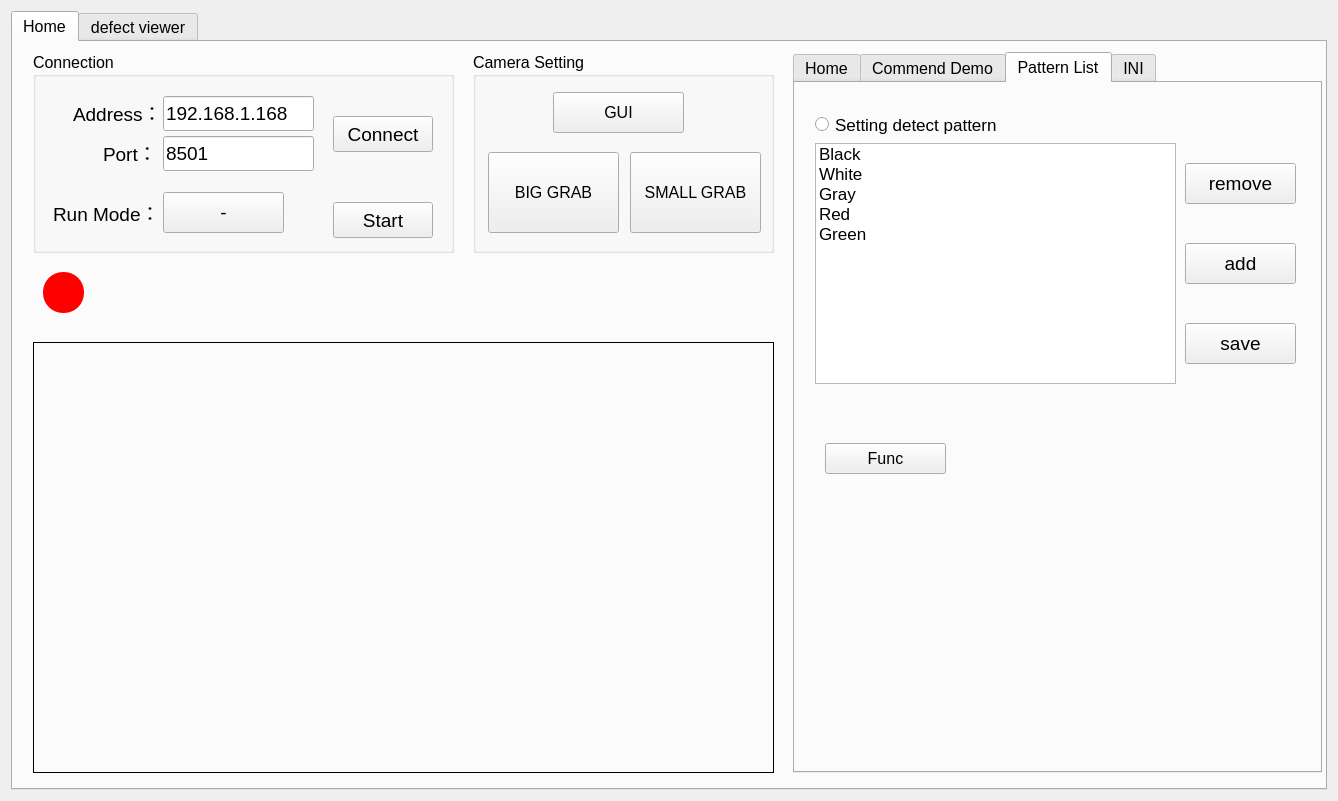
Above: widget.ui from hsinying-tsai/CT2 before the change. Below: the same form after it.
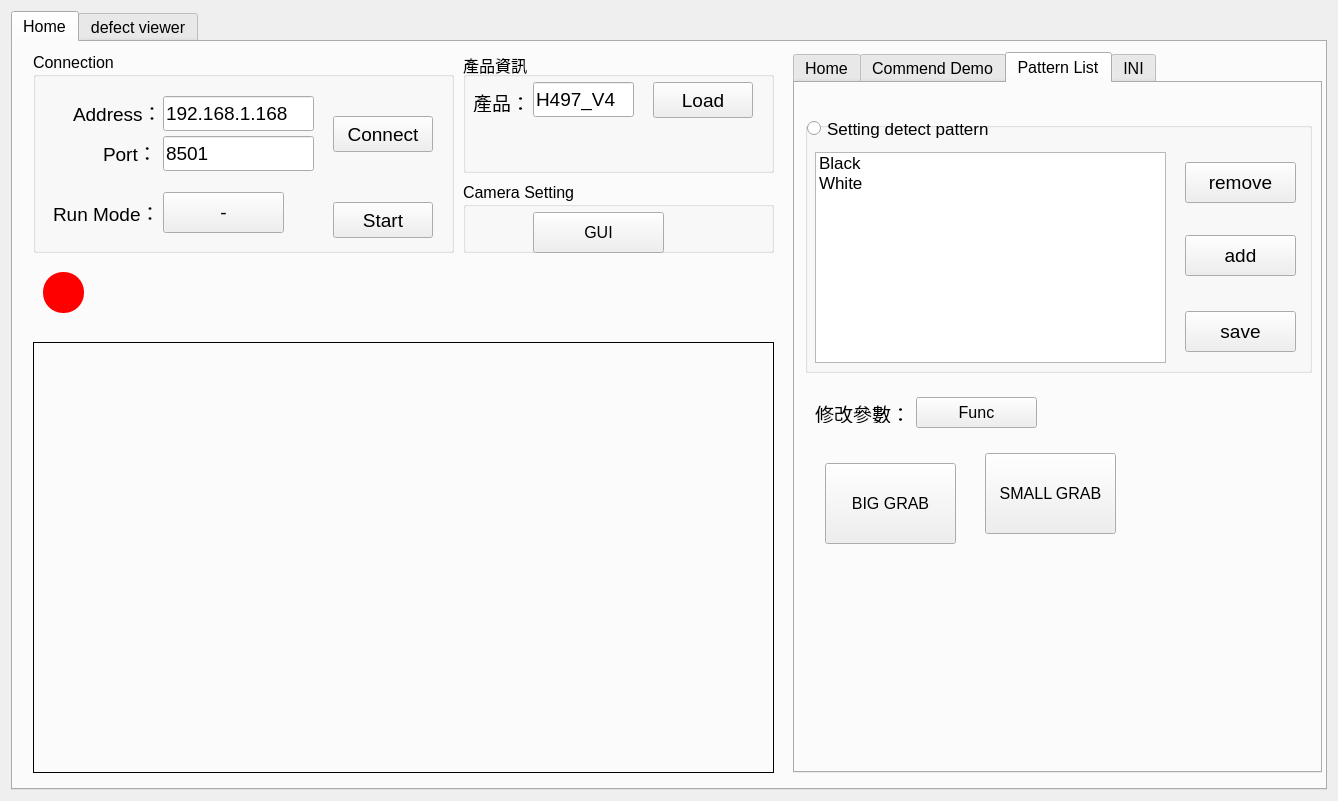
That is the form after the change. Custom widgets are drawn as their Qt base class.

What changed in the file:
```diff
--- a/widget.ui
+++ b/widget.ui
@@ -771,11 +771,31 @@
         <attribute name="title">
          <string>Pattern List</string>
         </attribute>
-        <widget class="QPushButton" name="puB_add">
+        <widget class="QGroupBox" name="groupBox">
          <property name="geometry">
           <rect>
-           <x>390</x>
-           <y>160</y>
+           <x>10</x>
+           <y>39</y>
+           <width>507</width>
+           <height>251</height>
+          </rect>
+         </property>
+         <property name="font">
+          <font>
+           <stylestrategy>NoAntialias</stylestrategy>
+          </font>
+         </property>
+         <property name="styleSheet">
+          <string notr="true">groupBox-&gt;setStyleSheet(&quot;background-color: transparent;&quot;); </string>
+         </property>
+         <property name="title">
+          <string/>
+         </property>
+         <widget class="QPushButton" name="puB_save">
+          <property name="geometry">
+           <rect>
+            <x>380</x>
+            <y>189</y>
            <width>111</width>
            <height>41</height>
           </rect>
@@ -783,19 +803,39 @@
          <property name="font">
           <font>
            <pointsize>14</pointsize>
+            <stylestrategy>PreferDefault</stylestrategy>
           </font>
          </property>
          <property name="text">
-          <string>add</string>
+           <string>save</string>
+          </property>
+         </widget>
+         <widget class="QPushButton" name="puB_remove">
+          <property name="geometry">
+           <rect>
+            <x>380</x>
+            <y>40</y>
+            <width>111</width>
+            <height>41</height>
+           </rect>
+          </property>
+          <property name="font">
+           <font>
+            <pointsize>14</pointsize>
+            <stylestrategy>PreferDefault</stylestrategy>
+           </font>
+          </property>
+          <property name="text">
+           <string>remove</string>
          </property>
         </widget>
         <widget class="QListWidget" name="list_Pattern">
          <property name="geometry">
           <rect>
-           <x>20</x>
-           <y>60</y>
-           <width>361</width>
-           <height>241</height>
+            <x>10</x>
+            <y>30</y>
+            <width>351</width>
+            <height>211</height>
           </rect>
          </property>
          <property name="sizePolicy">
@@ -807,6 +847,7 @@
          <property name="font">
           <font>
            <pointsize>13</pointsize>
+            <stylestrategy>PreferDefault</stylestrategy>
           </font>
          </property>
          <property name="dragEnabled">
@@ -846,27 +887,12 @@
            <set>ItemIsSelectable|ItemIsEditable|ItemIsDragEnabled|ItemIsUserCheckable|ItemIsEnabled</set>
           </property>
          </item>
-         <item>
-          <property name="text">
-           <string>Gray</string>
-          </property>
-         </item>
-         <item>
-          <property name="text">
-           <string>Red</string>
-          </property>
-         </item>
-         <item>
-          <property name="text">
-           <string>Green</string>
-          </property>
-         </item>
-        </widget>
-        <widget class="QPushButton" name="puB_remove">
+         </widget>
+         <widget class="QPushButton" name="puB_add">
          <property name="geometry">
           <rect>
-           <x>390</x>
-           <y>80</y>
+            <x>380</x>
+            <y>113</y>
            <width>111</width>
            <height>41</height>
           </rect>
@@ -874,35 +900,19 @@
          <property name="font">
           <font>
            <pointsize>14</pointsize>
+            <stylestrategy>PreferDefault</stylestrategy>
           </font>
          </property>
          <property name="text">
-          <string>remove</string>
-         </property>
-        </widget>
-        <widget class="QPushButton" name="puB_save">
-         <property name="geometry">
-          <rect>
-           <x>390</x>
-           <y>240</y>
-           <width>111</width>
-           <height>41</height>
-          </rect>
-         </property>
-         <property name="font">
-          <font>
-           <pointsize>14</pointsize>
-          </font>
-         </property>
-         <property name="text">
-          <string>save</string>
-         </property>
+           <string>add</string>
+          </property>
+         </widget>
         </widget>
         <widget class="QPushButton" name="pushButton_func">
          <property name="geometry">
           <rect>
-           <x>30</x>
-           <y>360</y>
+           <x>121</x>
+           <y>314</y>
            <width>121</width>
            <height>31</height>
           </rect>
@@ -914,8 +924,8 @@
         <widget class="QRadioButton" name="radioButton">
          <property name="geometry">
           <rect>
-           <x>20</x>
-           <y>30</y>
+           <x>12</x>
+           <y>34</y>
            <width>201</width>
            <height>23</height>
           </rect>
@@ -929,6 +939,50 @@
           <string>Setting detect pattern</string>
          </property>
         </widget>
+        <widget class="QLabel" name="label_5">
+         <property name="geometry">
+          <rect>
+           <x>20</x>
+           <y>320</y>
+           <width>111</width>
+           <height>20</height>
+          </rect>
+         </property>
+         <property name="font">
+          <font>
+           <pointsize>14</pointsize>
+          </font>
+         </property>
+         <property name="text">
+          <string>修改參數：</string>
+         </property>
+        </widget>
+        <widget class="QPushButton" name="puB_bigGrab">
+         <property name="geometry">
+          <rect>
+           <x>30</x>
+           <y>380</y>
+           <width>131</width>
+           <height>81</height>
+          </rect>
+         </property>
+         <property name="text">
+          <string>BIG GRAB</string>
+         </property>
+        </widget>
+        <widget class="QPushButton" name="puB_samllGrab">
+         <property name="geometry">
+          <rect>
+           <x>190</x>
+           <y>370</y>
+           <width>131</width>
+           <height>81</height>
+          </rect>
+         </property>
+         <property name="text">
+          <string>SMALL GRAB</string>
+         </property>
+        </widget>
        </widget>
        <widget class="QWidget" name="tab_4">
         <attribute name="title">
@@ -1420,10 +1474,10 @@
       <widget class="QGroupBox" name="groupBox_9">
        <property name="geometry">
         <rect>
-         <x>460</x>
-         <y>10</y>
-         <width>301</width>
-         <height>201</height>
+         <x>450</x>
+         <y>140</y>
+         <width>311</width>
+         <height>71</height>
         </rect>
        </property>
        <property name="title">
@@ -1432,8 +1486,8 @@
        <widget class="QPushButton" name="puB_gui">
         <property name="geometry">
          <rect>
-          <x>80</x>
-          <y>40</y>
+          <x>70</x>
+          <y>30</y>
           <width>131</width>
           <height>41</height>
          </rect>
@@ -1442,30 +1496,71 @@
          <string>GUI</string>
         </property>
        </widget>
-       <widget class="QPushButton" name="puB_bigGrab">
+      </widget>
+      <widget class="QGroupBox" name="groupBox_4">
         <property name="geometry">
          <rect>
-          <x>15</x>
-          <y>100</y>
-          <width>131</width>
-          <height>81</height>
-         </rect>
-        </property>
+         <x>450</x>
+         <y>10</y>
+         <width>311</width>
+         <height>121</height>
+        </rect>
+       </property>
+       <property name="title">
+        <string>產品資訊</string>
+       </property>
+       <widget class="QLineEdit" name="moduleEdit">
+        <property name="geometry">
+         <rect>
+          <x>70</x>
+          <y>30</y>
+          <width>101</width>
+          <height>35</height>
+         </rect>
+        </property>
+        <property name="font">
+         <font>
+          <pointsize>14</pointsize>
+         </font>
+        </property>
         <property name="text">
-         <string>BIG GRAB</string>
+         <string>H497_V4</string>
         </property>
        </widget>
-       <widget class="QPushButton" name="puB_samllGrab">
+       <widget class="QLabel" name="label_6">
         <property name="geometry">
          <rect>
-          <x>157</x>
-          <y>100</y>
-          <width>131</width>
-          <height>81</height>
+          <x>10</x>
+          <y>40</y>
+          <width>111</width>
+          <height>20</height>
          </rect>
         </property>
+        <property name="font">
+         <font>
+          <pointsize>14</pointsize>
+         </font>
+        </property>
         <property name="text">
-         <string>SMALL GRAB</string>
+         <string>產品：</string>
+        </property>
+       </widget>
+       <widget class="QPushButton" name="puB_load">
+        <property name="geometry">
+         <rect>
+          <x>190</x>
+          <y>30</y>
+          <width>100</width>
+          <height>36</height>
+         </rect>
+        </property>
+        <property name="font">
+         <font>
+          <pointsize>14</pointsize>
+         </font>
+        </property>
+        <property name="text">
+         <string>Load</string>
         </property>
        </widget>
       </widget>
```
Lines whose indentation alone changed are shown as unchanged.
